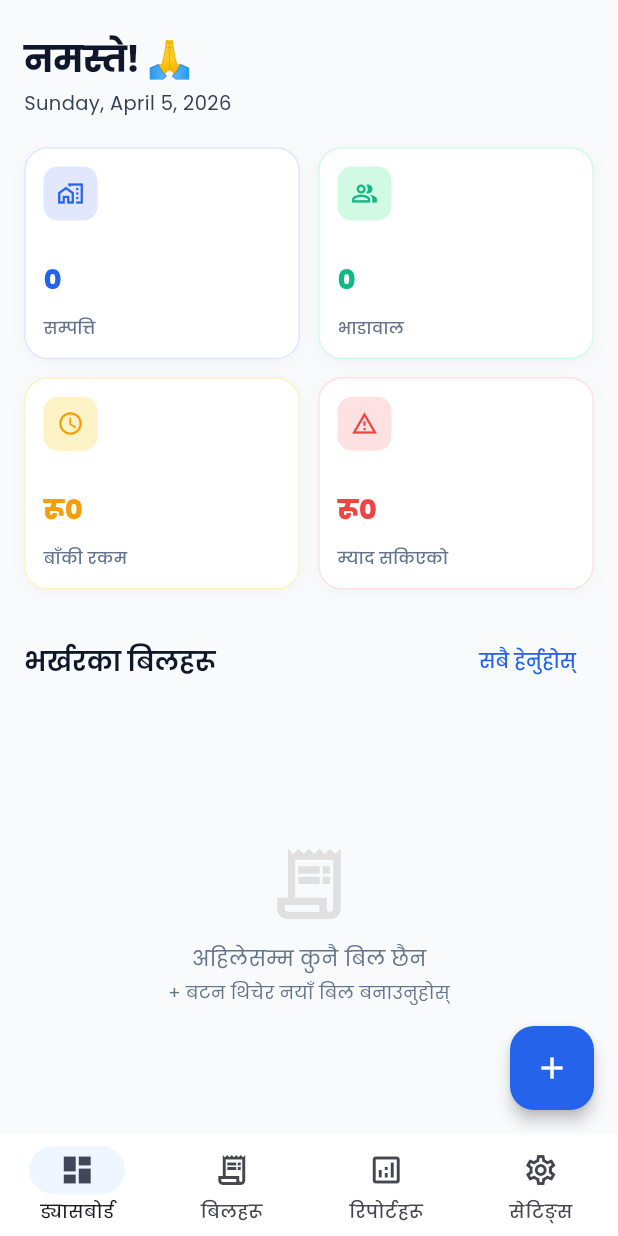
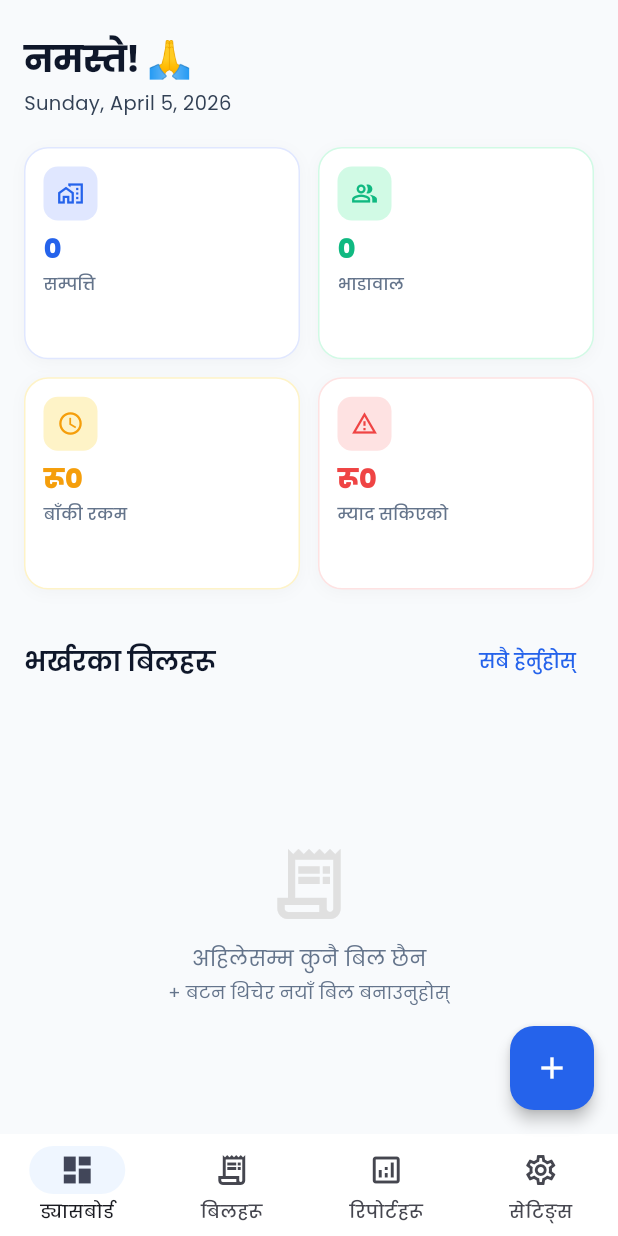
Before and after one commit to iamavhishek/rent-management, a Flutter app: the HomeScreen screen opened by its route, on a phone screen of 412 x 824 dp. Run offline on Flutter 3.47's test engine with Material 3 defaults, Android fonts, the phone set to English and light mode, and no system bars; our stand-ins replace equatable, flutter_bloc, flutter_local_notifications, freezed_annotation, go_router, google_fonts and 6 more; missing offline and left inert: nepali_date_picker, nepali_utils; accounts and stored records are empty.

```diff
--- a/lib/screens/home_screen.dart
+++ b/lib/screens/home_screen.dart
@@ -103,7 +103,9 @@ class _HomeScreenState extends State<HomeScreen> {
           return NavigationBar(
             selectedIndex: _currentIndex,
             onDestinationSelected: (int index) {
-              if (_currentIndex == index && context.mounted && _currentIndex == 0) {
+              if (_currentIndex == index &&
+                  context.mounted &&
+                  _currentIndex == 0) {
                 // Refresh dashboard on re-tap
               }
               setState(() => _currentIndex = index);
@@ -213,7 +215,6 @@ class DashboardScreen extends StatelessWidget {
                       }
 
                       final int columns = adaptiveGridCount(context);
-                    final double tileHeight = columns > 3 ? 95.0 : 110.0;
                       return GridView.count(
                         shrinkWrap: true,
                         physics: const NeverScrollableScrollPhysics(),
@@ -399,17 +400,17 @@ class _StatTile extends StatelessWidget {
   final int iconBg;
 
   @override
-  Widget build(BuildContext context) {
-    final double w = MediaQuery.sizeOf(context).width;
-    final bool wide = w >= ResponsiveBreakpoints.tablet;
-    return LayoutBuilder(
+  Widget build(BuildContext context) => LayoutBuilder(
     builder: (BuildContext context, BoxConstraints constraints) {
-        final double iconSize = constraints.maxWidth > 100 ? 18 : 14;
-        final double iconBox = constraints.maxWidth > 100 ? 36 : 30;
-        final double valueSize = constraints.maxWidth > 100 ? 18 : 13;
-        final double labelSize = constraints.maxWidth > 100 ? 11 : 9;
-        final double pad = constraints.maxWidth > 100 ? 12 : 8;
-        final double radius = constraints.maxWidth > 100 ? 16 : 12;
+      final double cardWidth = constraints.maxWidth;
+      final bool isNarrow = cardWidth < 80;
+      final bool isMedium = cardWidth >= 80 && cardWidth < 140;
+      final double iconSize = isNarrow ? 14 : (isMedium ? 16 : 18);
+      final double iconBox = isNarrow ? 28 : (isMedium ? 32 : 36);
+      final double valueSize = isNarrow ? 13 : (isMedium ? 16 : 18);
+      final double labelSize = isNarrow ? 9 : (isMedium ? 10 : 11);
+      final double pad = isNarrow ? 8 : (isMedium ? 10 : 12);
+      final double radius = isNarrow ? 10 : (isMedium ? 14 : 16);
 
       return Container(
         padding: EdgeInsets.all(pad),
@@ -427,7 +428,7 @@ class _StatTile extends StatelessWidget {
         ),
         child: Column(
           crossAxisAlignment: CrossAxisAlignment.start,
-            mainAxisAlignment: MainAxisAlignment.spaceBetween,
+          mainAxisSize: MainAxisSize.min,
           children: <Widget>[
             Container(
               width: iconBox,
@@ -438,7 +439,7 @@ class _StatTile extends StatelessWidget {
               ),
               child: Icon(icon, color: color, size: iconSize),
             ),
-              const SizedBox(height: 4),
+            const SizedBox(height: 6),
             Text(
               value,
               style: TextStyle(
@@ -449,7 +450,9 @@ class _StatTile extends StatelessWidget {
               maxLines: 1,
               overflow: TextOverflow.ellipsis,
             ),
-              Text(
+            const SizedBox(height: 2),
+            Flexible(
+              child: Text(
                 label,
                 style: TextStyle(
                   fontSize: labelSize,
@@ -459,10 +462,10 @@ class _StatTile extends StatelessWidget {
                 maxLines: 2,
                 overflow: TextOverflow.ellipsis,
               ),
+            ),
           ],
         ),
       );
     },
   );
 }
-}
--- a/lib/screens/onboarding_screen.dart
+++ b/lib/screens/onboarding_screen.dart
@@ -77,7 +77,6 @@ class _OnboardingScreenState extends State<OnboardingScreen>
       ),
       child: SafeArea(
         child: CenteredContent(
-          breakpoint: ResponsiveBreakpoints.tablet,
           child: Column(
             children: <Widget>[
               const SizedBox(height: 20),
```
Lines whose indentation alone changed are shown as unchanged.
